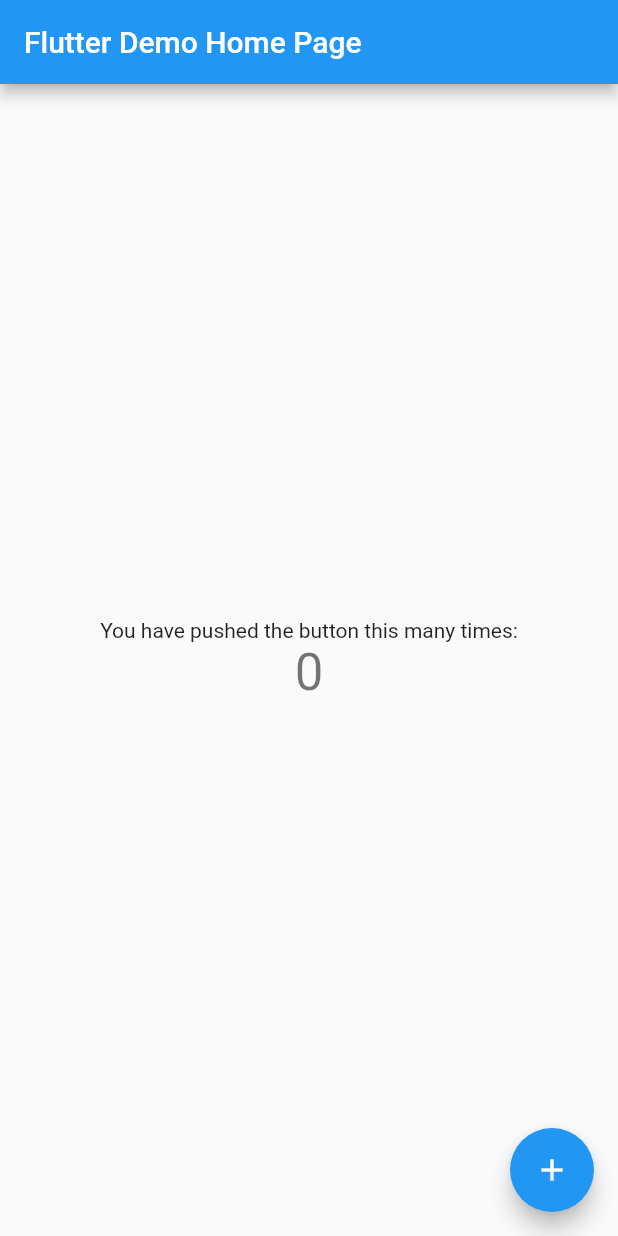
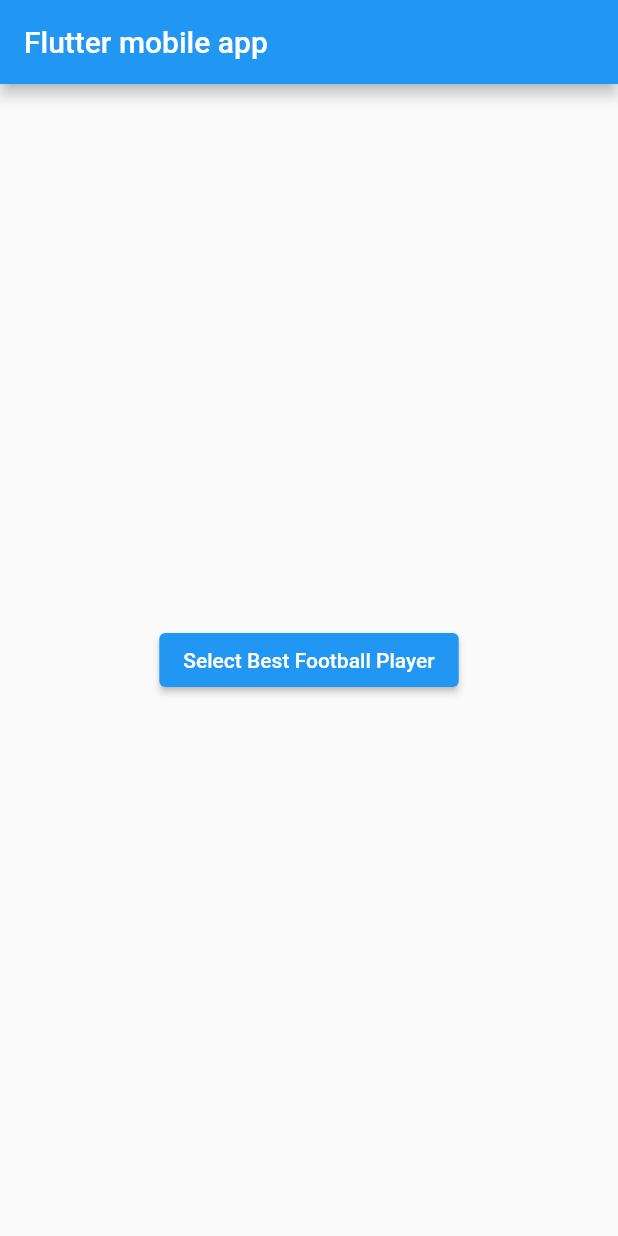
Before and after one commit to namthai-dev/flutter-mobile-app, a Flutter app: the screen it shows after launch, on a phone screen of 412 x 824 dp. Run offline on Flutter 3.47's test engine with Material 2 defaults, Android fonts, the light colour scheme and no system bars.

Commit message:
Add navigation

```diff
--- a/lib/main.dart
+++ b/lib/main.dart
@@ -1,4 +1,6 @@
 import 'package:flutter/material.dart';
+import 'package:flutter_mobile_app/screens/login_screen.dart';
+import './route_generator.dart';
 
 void main() {
   runApp(const MyApp());
@@ -11,105 +13,13 @@
   @override
   Widget build(BuildContext context) {
     return MaterialApp(
-      title: 'Flutter Demo',
+      title: 'Flutter mobile app',
       theme: ThemeData(
-        // This is the theme of your application.
-        //
-        // Try running your application with "flutter run". You'll see the
-        // application has a blue toolbar. Then, without quitting the app, try
-        // changing the primarySwatch below to Colors.green and then invoke
-        // "hot reload" (press "r" in the console where you ran "flutter run",
-        // or simply save your changes to "hot reload" in a Flutter IDE).
-        // Notice that the counter didn't reset back to zero; the application
-        // is not restarted.
         primarySwatch: Colors.blue,
       ),
-      home: const MyHomePage(title: 'Flutter Demo Home Page'),
+      // home: const MyHomePage(title: 'Flutter Demo Home Page'),
+      home: const LoginScreen(title: 'Flutter mobile app'),
+      onGenerateRoute: RouteGenerator.generateRoute,
     );
   }
 }
-
-class MyHomePage extends StatefulWidget {
-  const MyHomePage({super.key, required this.title});
-
-  // This widget is the home page of your application. It is stateful, meaning
-  // that it has a State object (defined below) that contains fields that affect
-  // how it looks.
-
-  // This class is the configuration for the state. It holds the values (in this
-  // case the title) provided by the parent (in this case the App widget) and
-  // used by the build method of the State. Fields in a Widget subclass are
-  // always marked "final".
-
-  final String title;
-
-  @override
-  State<MyHomePage> createState() => _MyHomePageState();
-}
-
-class _MyHomePageState extends State<MyHomePage> {
-  int _counter = 0;
-
-  void _incrementCounter() {
-    setState(() {
-      // This call to setState tells the Flutter framework that something has
-      // changed in this State, which causes it to rerun the build method below
-      // so that the display can reflect the updated values. If we changed
-      // _counter without calling setState(), then the build method would not be
-      // called again, and so nothing would appear to happen.
-      _counter++;
-    });
-  }
-
-  @override
-  Widget build(BuildContext context) {
-    // This method is rerun every time setState is called, for instance as done
-    // by the _incrementCounter method above.
-    //
-    // The Flutter framework has been optimized to make rerunning build methods
-    // fast, so that you can just rebuild anything that needs updating rather
-    // than having to individually change instances of widgets.
-    return Scaffold(
-      appBar: AppBar(
-        // Here we take the value from the MyHomePage object that was created by
-        // the App.build method, and use it to set our appbar title.
-        title: Text(widget.title),
-      ),
-      body: Center(
-        // Center is a layout widget. It takes a single child and positions it
-        // in the middle of the parent.
-        child: Column(
-          // Column is also a layout widget. It takes a list of children and
-          // arranges them vertically. By default, it sizes itself to fit its
-          // children horizontally, and tries to be as tall as its parent.
-          //
-          // Invoke "debug painting" (press "p" in the console, choose the
-          // "Toggle Debug Paint" action from the Flutter Inspector in Android
-          // Studio, or the "Toggle Debug Paint" command in Visual Studio Code)
-          // to see the wireframe for each widget.
-          //
-          // Column has various properties to control how it sizes itself and
-          // how it positions its children. Here we use mainAxisAlignment to
-          // center the children vertically; the main axis here is the vertical
-          // axis because Columns are vertical (the cross axis would be
-          // horizontal).
-          mainAxisAlignment: MainAxisAlignment.center,
-          children: <Widget>[
-            const Text(
-              'You have pushed the button this many times:',
-            ),
-            Text(
-              '$_counter',
-              style: Theme.of(context).textTheme.headlineMedium,
-            ),
-          ],
-        ),
-      ),
-      floatingActionButton: FloatingActionButton(
-        onPressed: _incrementCounter,
-        tooltip: 'Increment',
-        child: const Icon(Icons.add),
-      ), // This trailing comma makes auto-formatting nicer for build methods.
-    );
-  }
-}
--- /dev/null
+++ b/lib/screens/login_screen.dart
@@ -0,0 +1,36 @@
+import 'package:flutter/material.dart';
+
+class LoginScreen extends StatefulWidget {
+  const LoginScreen({super.key, required this.title});
+  final String title;
+
+  @override
+  State<StatefulWidget> createState() => LoginScreenState();
+}
+
+class LoginScreenState extends State<LoginScreen> {
+  @override
+  Widget build(BuildContext context) {
+    return Scaffold(
+      appBar: AppBar(
+        title: Text(widget.title),
+      ),
+      body: Center(
+        child: ElevatedButton(
+          onPressed: () {
+            List<String> playerNames = ["Cristiano Ronaldo", "Lional Messi"];
+            displayResult(context, playerNames);
+          },
+          child: const Text("Select Best Football Player"),
+        ),
+      ),
+    );
+  }
+
+  displayResult(BuildContext context, List<String> playerNames) async {
+    final getSelectedPlayerName =
+        await Navigator.pushNamed(context, "/home", arguments: playerNames);
+    // ignore: avoid_print
+    print(getSelectedPlayerName.toString());
+  }
+}
```
Also changed, not shown: lib/route_generator.dart (added, +44 -0 lines), lib/screens/home_screen.dart (added, +35 -0 lines), 1 other file.
